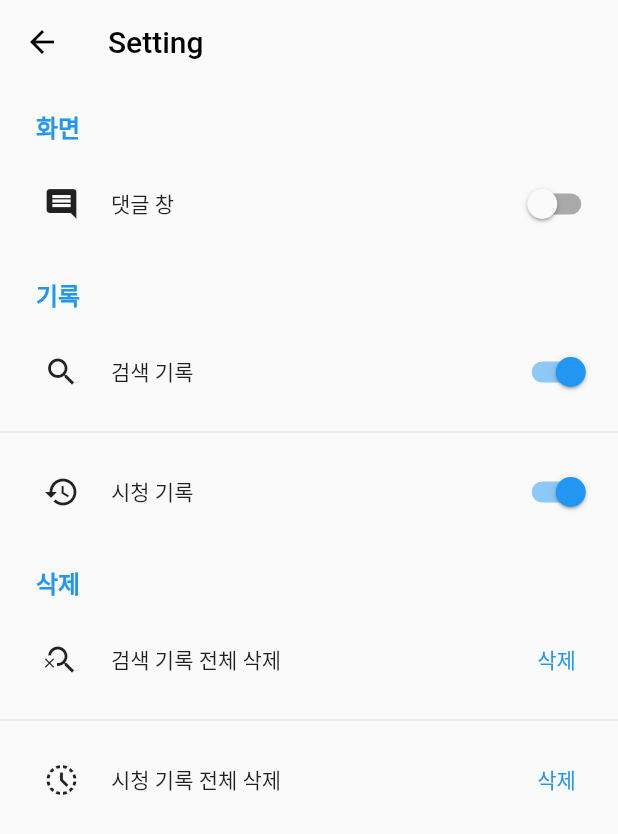
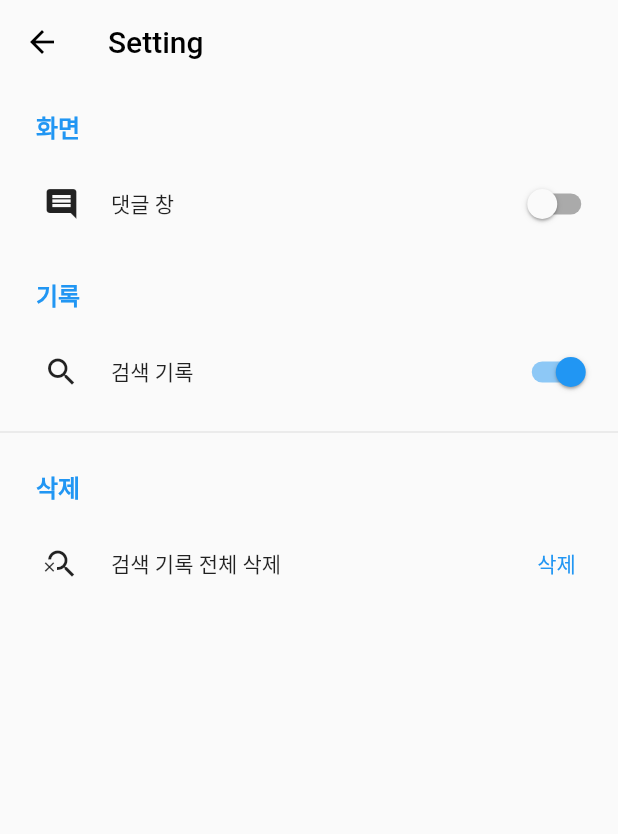
Before and after one commit to negu63/no-recommendation, a Flutter app: the screen it shows after launch, after a tap on the "menu" icon, after a tap on "설정", on a phone screen of 412 x 824 dp. Shown: the top 834 px of the screen. Run offline on Flutter 3.47's test engine with Material 2 defaults, Android fonts, the phone set to English and light mode, and no system bars; our stand-ins replace get, hive, hive_flutter; missing offline and left inert: flutter_inappwebview; accounts and stored records are empty.

Commit message:
refactor: 시청 기록 페이지 삭제

```diff
--- a/lib/modules/history/controller.dart
+++ /dev/null
@@ -1,61 +0,0 @@
-import 'package:flutter/foundation.dart';
-import 'package:get/get.dart';
-import 'package:hive_flutter/hive_flutter.dart';
-import 'package:norecommendation/core/utils/box_manager.dart';
-import 'package:norecommendation/data/model/model.dart';
-
-class HistoryController extends GetxController {
-  RxList histories = [].obs;
-
-  @override
-  void onInit() {
-    try {
-      Hive.registerAdapter(HistoryAdapter());
-    } catch (error) {
-      debugPrint(error.toString());
-    }
-    getHistories();
-    super.onInit();
-  }
-
-  void view(History history) {
-    addHistory(history);
-    Get.toNamed(
-        '/web/watch/${history.url.substring(history.url.indexOf('=') + 1)}');
-  }
-
-  Future getHistories() async {
-    var _histories = await loadFromHive('db', 'histories');
-    if (_histories != null) histories.value = _histories;
-  }
-
-  int findHistoryIndex(History history) {
-    return histories
-        .indexWhere((element) => (element as History).url == history.url);
-  }
-
-  void addHistory(History history) async {
-    int index = findHistoryIndex(history);
-    if (index != -1) {
-      histories.removeAt(index);
-    }
-    histories.add(history);
-
-    saveToHive('db', 'histories', histories);
-  }
-
-  void removeAtHistory(History history) async {
-    int index = findHistoryIndex(history);
-    if (index != -1) {
-      histories.removeAt(index);
-    }
-
-    saveToHive('db', 'histories', histories);
-  }
-
-  void clearHistory() {
-    histories.clear();
-
-    saveToHive('db', 'histories', histories);
-  }
-}
--- a/lib/modules/home/page.dart
+++ b/lib/modules/home/page.dart
@@ -4,7 +4,6 @@ import 'package:norecommendation/core/theme/color_theme.dart';
 import 'package:norecommendation/core/utils/responsive.dart';
 import 'package:norecommendation/global_widgets/menu_drawer.dart';
 import 'package:norecommendation/global_widgets/text_title.dart';
-import 'package:norecommendation/modules/history/controller.dart';
 import 'package:norecommendation/modules/home/local_widgets/search_input.dart';
 import 'package:norecommendation/modules/home/local_widgets/spotlight.dart';
 import 'package:norecommendation/modules/search/controller.dart';
@@ -16,7 +15,6 @@ class HomePage extends StatelessWidget {
   Widget build(BuildContext context) {
     final GlobalKey<ScaffoldState> _scaffoldKey = GlobalKey<ScaffoldState>();
     Get.put(SearchInputController());
-    Get.put(HistoryController());
 
     return Scaffold(
       backgroundColor: colorBackground,
@@ -51,18 +49,6 @@ class HomePage extends StatelessWidget {
                 },
               ),
             ),
-            Positioned(
-              top: 0,
-              right: 4,
-              child: IconButton(
-                icon: const Icon(Icons.history),
-                iconSize: 30,
-                color: Colors.white,
-                onPressed: () {
-                  Get.toNamed('/history');
-                },
-              ),
-            ),
           ],
         ),
         tablet: Container(),
--- a/lib/modules/setting/page.dart
+++ b/lib/modules/setting/page.dart
@@ -1,7 +1,6 @@
 import 'package:flutter/material.dart';
 import 'package:get/get.dart';
 import 'package:norecommendation/global_widgets/simple_appbar.dart';
-import 'package:norecommendation/modules/history/controller.dart';
 import 'package:norecommendation/modules/search/controller.dart';
 import 'package:norecommendation/modules/setting/controller.dart';
 import 'package:norecommendation/modules/setting/local_widgets/function_button.dart';
@@ -43,12 +42,6 @@ class SettingPage extends StatelessWidget {
             state: settingController.savingQuery,
           ),
           Divider(),
-          ToggleButton(
-            icon: Icons.history,
-            title: '시청 기록',
-            name: 'history',
-            state: settingController.savingHistory,
-          ),
           SettingSubtitle(title: '삭제'),
           FunctionButton(
             icon: Icons.search_off,
@@ -59,16 +52,6 @@ class SettingPage extends StatelessWidget {
               searchInputController.clearQuery();
             },
           ),
-          Divider(),
-          FunctionButton(
-            icon: Icons.history_toggle_off,
-            title: '시청 기록 전체 삭제',
-            label: '삭제',
-            onPressed: () {
-              final HistoryController historyController = Get.find();
-              historyController.clearHistory();
-            },
-          ),
         ],
       ),
     );
--- a/lib/routes/pages.dart
+++ b/lib/routes/pages.dart
@@ -1,5 +1,4 @@
 import 'package:get/get.dart';
-import 'package:norecommendation/modules/history/page.dart';
 import 'package:norecommendation/modules/home/page.dart';
 import 'package:norecommendation/modules/search/page.dart';
 import 'package:norecommendation/modules/setting/page.dart';
@@ -31,9 +30,5 @@ class AppPages {
       name: Routes.SETTING,
       page: () => SettingPage(),
     ),
-    GetPage(
-      name: Routes.HISTORY,
-      page: () => HistoryPage(),
-    ),
   ];
 }
```
Also changed, not shown: lib/modules/history/local_widgets/history_subtitle.dart (deleted, +0 -25 lines), lib/modules/history/local_widgets/watch_history.dart (deleted, +0 -82 lines), lib/modules/history/page.dart (deleted, +0 -63 lines), lib/modules/web/page.dart (+0 -21 lines).
